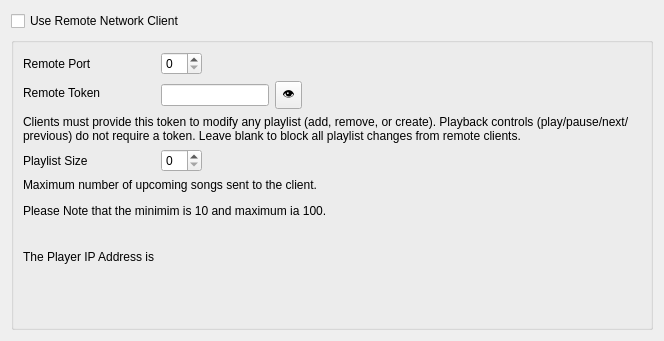
Old version of the form src/settings/networkremotesettingspage.ui in the repository strawberrymusicplayer/strawberry.
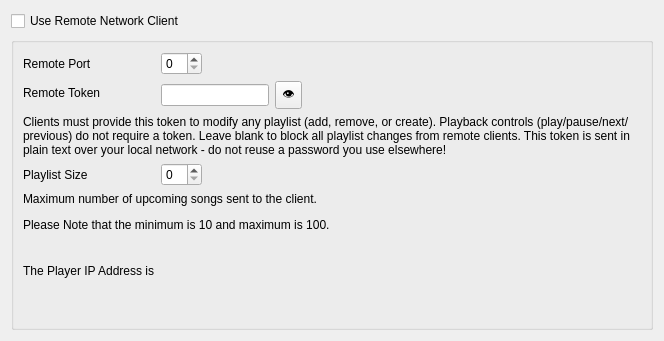
New version of the form.

The edit to the form file:
```diff
--- a/src/settings/networkremotesettingspage.ui
+++ b/src/settings/networkremotesettingspage.ui
@@ -79,7 +79,7 @@
         <item row="2" column="0" colspan="2">
          <widget class="QLabel" name="tokenExplanationLabel">
           <property name="text">
-           <string>&lt;html&gt;&lt;head/&gt;&lt;body&gt;&lt;p&gt;Clients must provide this token to modify any playlist (add, remove, or create). Playback controls (play/pause/next/previous) do not require a token. Leave blank to block all playlist changes from remote clients.&lt;/p&gt;&lt;/body&gt;&lt;/html&gt;</string>
+           <string>&lt;html&gt;&lt;head/&gt;&lt;body&gt;&lt;p&gt;Clients must provide this token to modify any playlist (add, remove, or create). Playback controls (play/pause/next/previous) do not require a token. Leave blank to block all playlist changes from remote clients. This token is sent in plain text over your local network - do not reuse a password you use elsewhere!&lt;/p&gt;&lt;/body&gt;&lt;/html&gt;</string>
           </property>
           <property name="wordWrap">
            <bool>true</bool>
@@ -99,7 +99,7 @@
         <item row="4" column="0" colspan="2">
          <widget class="QLabel" name="playlistSizeExplanationLabel">
           <property name="text">
-           <string>&lt;html&gt;&lt;head/&gt;&lt;body&gt;&lt;p&gt;Maximum number of upcoming songs sent to the client. &lt;/p&gt;&lt;p&gt;Please Note that the minimim is 10 and maximum ia 100. &lt;/p&gt;&lt;/body&gt;&lt;/html&gt;</string>
+           <string>&lt;html&gt;&lt;head/&gt;&lt;body&gt;&lt;p&gt;Maximum number of upcoming songs sent to the client. &lt;/p&gt;&lt;p&gt;Please Note that the minimum is 10 and maximum is 100. &lt;/p&gt;&lt;/body&gt;&lt;/html&gt;</string>
           </property>
           <property name="wordWrap">
            <bool>true</bool>
```
